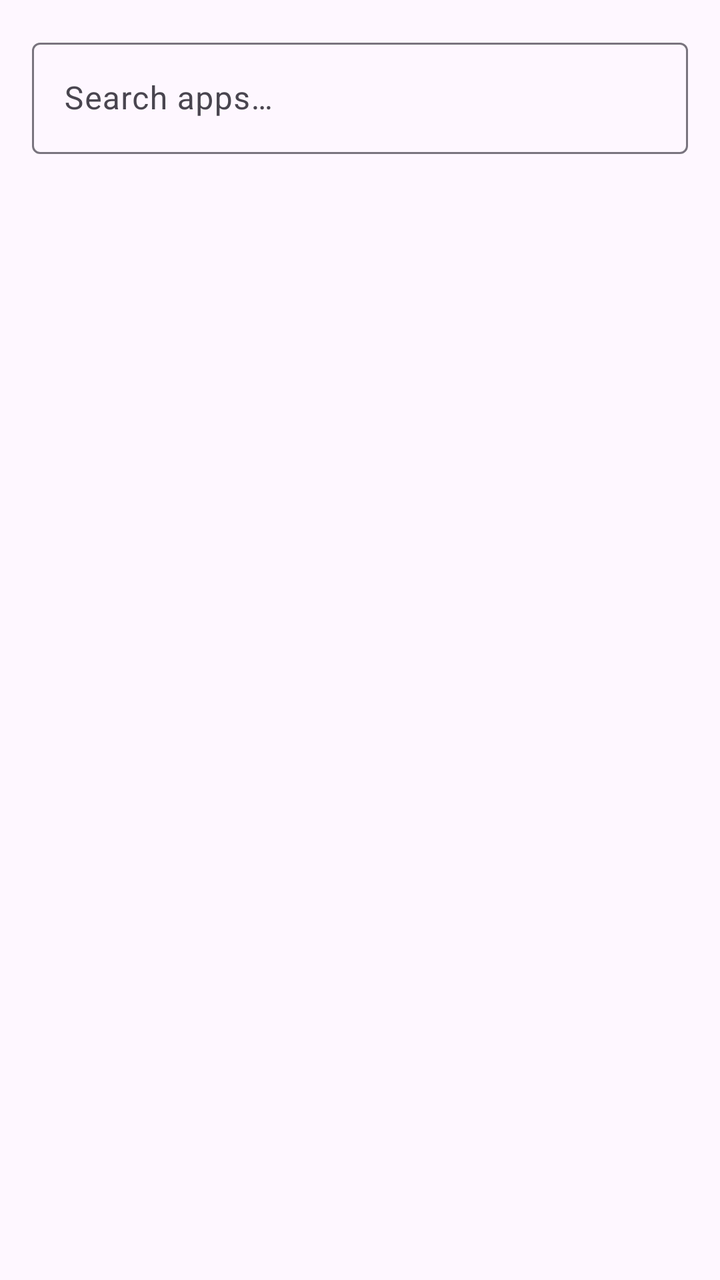
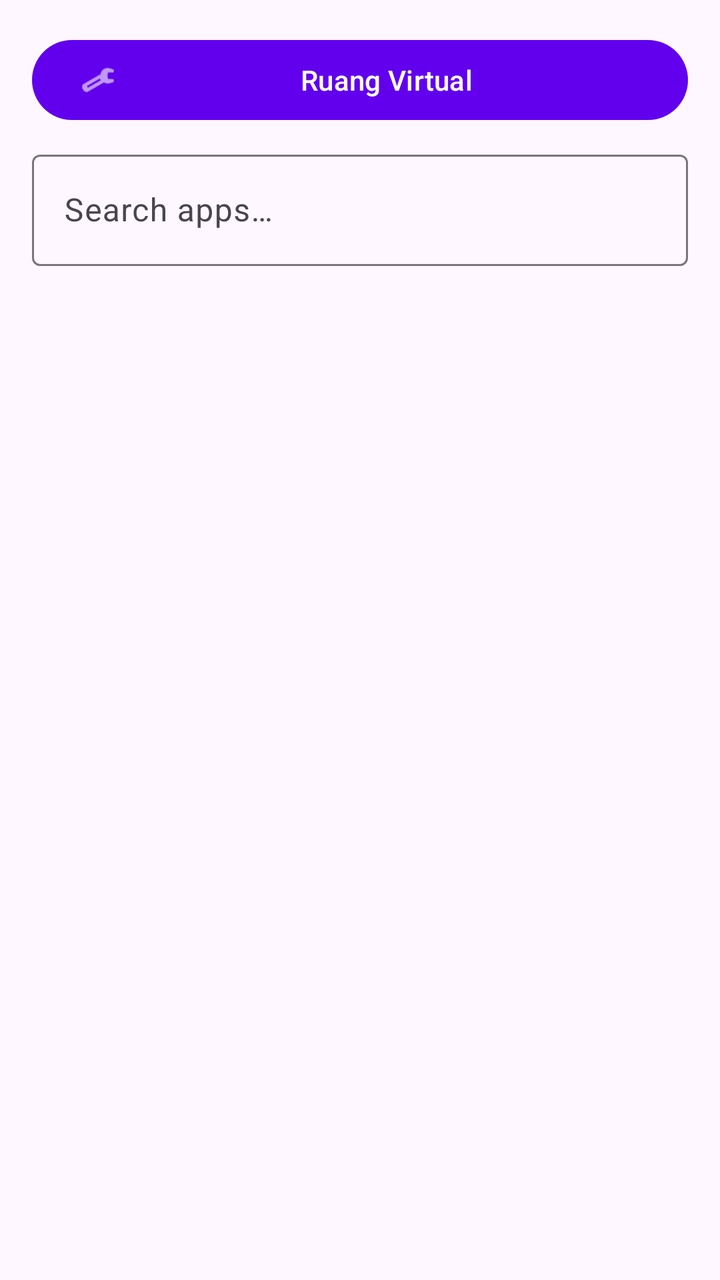

Compare the two renders of this Android layout. The source of the first and the diff that turns it into the second are given below.
<!-- AndroidManifest.xml: application theme Theme.VirtualApp -->
<!-- res/layout/activity_main.xml -->
<?xml version="1.0" encoding="utf-8"?>
<androidx.constraintlayout.widget.ConstraintLayout
    xmlns:android="http://schemas.android.com/apk/res/android"
    xmlns:app="http://schemas.android.com/apk/res-auto"
    android:layout_width="match_parent"
    android:layout_height="match_parent">

    <com.google.android.material.textfield.TextInputLayout
        android:id="@+id/searchLayout"
        android:layout_width="0dp"
        android:layout_height="wrap_content"
        android:layout_margin="16dp"
        android:hint="@string/hint_search"
        app:layout_constraintEnd_toEndOf="parent"
        app:layout_constraintStart_toStartOf="parent"
        app:layout_constraintTop_toTopOf="parent">

        <com.google.android.material.textfield.TextInputEditText
            android:id="@+id/searchInput"
            android:layout_width="match_parent"
            android:layout_height="wrap_content"
            android:inputType="text"
            android:imeOptions="actionSearch" />
    </com.google.android.material.textfield.TextInputLayout>

    <ProgressBar
        android:id="@+id/progressBar"
        android:layout_width="wrap_content"
        android:layout_height="wrap_content"
        android:visibility="gone"
        app:layout_constraintBottom_toBottomOf="parent"
        app:layout_constraintEnd_toEndOf="parent"
        app:layout_constraintStart_toStartOf="parent"
        app:layout_constraintTop_toTopOf="parent" />

    <TextView
        android:id="@+id/emptyView"
        android:layout_width="wrap_content"
        android:layout_height="wrap_content"
        android:text="@string/empty_apps"
        android:visibility="gone"
        app:layout_constraintBottom_toBottomOf="parent"
        app:layout_constraintEnd_toEndOf="parent"
        app:layout_constraintStart_toStartOf="parent"
        app:layout_constraintTop_toTopOf="parent" />

    <androidx.recyclerview.widget.RecyclerView
        android:id="@+id/recyclerView"
        android:layout_width="0dp"
        android:layout_height="0dp"
        android:layout_marginTop="8dp"
        app:layout_constraintBottom_toBottomOf="parent"
        app:layout_constraintEnd_toEndOf="parent"
        app:layout_constraintStart_toStartOf="parent"
        app:layout_constraintTop_toBottomOf="@id/searchLayout" />

</androidx.constraintlayout.widget.ConstraintLayout>
<!-- resources referenced by this layout -->
<resources>
  <string name="empty_apps">No apps found</string>
  <string name="hint_search">Search apps…</string>
  <style name="Theme.VirtualApp" parent="Theme.Material3.DayNight.NoActionBar">
          <item name="colorPrimary">@color/purple_500</item>
          <item name="colorPrimaryVariant">@color/purple_700</item>
          <item name="colorOnPrimary">@color/white</item>
          <item name="colorSecondary">@color/teal_200</item>
          <item name="colorSecondaryVariant">@color/teal_700</item>
          <item name="colorOnSecondary">@color/black</item>
          <item name="android:statusBarColor">?attr/colorPrimaryVariant</item>
      </style>
  <color name="purple_500">#FF6200EE</color>
  <color name="purple_700">#FF3700B3</color>
  <color name="white">#FFFFFFFF</color>
  <color name="teal_200">#FF03DAC5</color>
  <color name="teal_700">#FF018786</color>
  <color name="black">#FF000000</color>
</resources>

<!-- the commit's change to res/layout/activity_main.xml (unified diff, before → after) -->
@@ -5,15 +5,31 @@
     android:layout_width="match_parent"
     android:layout_height="match_parent">
 
+    <com.google.android.material.button.MaterialButton
+        android:id="@+id/virtualSpaceButton"
+        android:layout_width="0dp"
+        android:layout_height="wrap_content"
+        android:layout_marginStart="16dp"
+        android:layout_marginTop="16dp"
+        android:layout_marginEnd="16dp"
+        android:text="Ruang Virtual"
+        app:icon="@android:drawable/ic_menu_manage"
+        app:layout_constraintEnd_toEndOf="parent"
+        app:layout_constraintStart_toStartOf="parent"
+        app:layout_constraintTop_toTopOf="parent" />
+
     <com.google.android.material.textfield.TextInputLayout
         android:id="@+id/searchLayout"
         android:layout_width="0dp"
         android:layout_height="wrap_content"
-        android:layout_margin="16dp"
+        android:layout_marginStart="16dp"
+        android:layout_marginEnd="16dp"
+        android:layout_marginTop="8dp"
+        android:layout_marginBottom="16dp"
         android:hint="@string/hint_search"
         app:layout_constraintEnd_toEndOf="parent"
         app:layout_constraintStart_toStartOf="parent"
-        app:layout_constraintTop_toTopOf="parent">
+        app:layout_constraintTop_toBottomOf="@id/virtualSpaceButton">
 
         <com.google.android.material.textfield.TextInputEditText
             android:id="@+id/searchInput"
